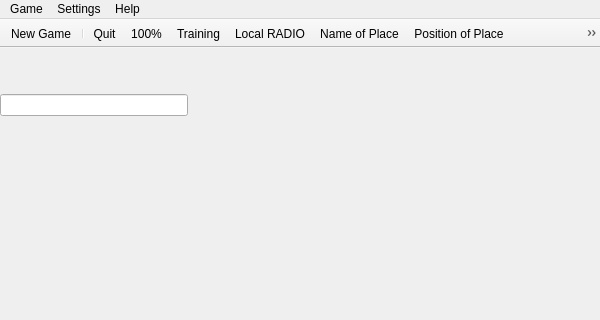
This is ui/mainWindow.ui in gulp21/QeoDart as Qt 5 draws it before an edit; both pictures show x 0 to 600 and y 0 to 320 of the 600 by 500 pixel window. The edited form follows.
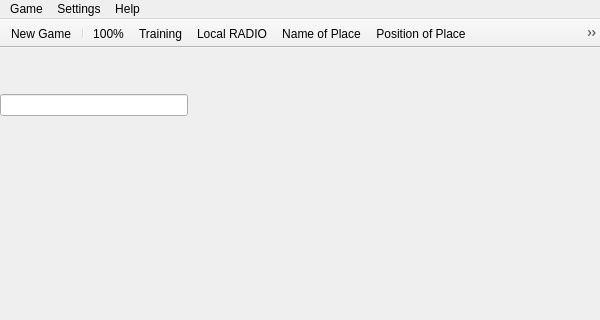
This is the edited form.

Commit message: fixed crash; simplifystring improved

Diff of the .ui file:
```diff
--- a/ui/mainWindow.ui
+++ b/ui/mainWindow.ui
@@ -234,7 +234,6 @@
    </attribute>
    <addaction name="actionNew_Game"/>
    <addaction name="separator"/>
-   <addaction name="actionQuit"/>
    <addaction name="action100"/>
    <addaction name="actionTraining"/>
    <addaction name="actionLocal"/>
```
Left out of the diff: 2 changed lines with no effect on the pictures. The commit also changes 2 other files.
